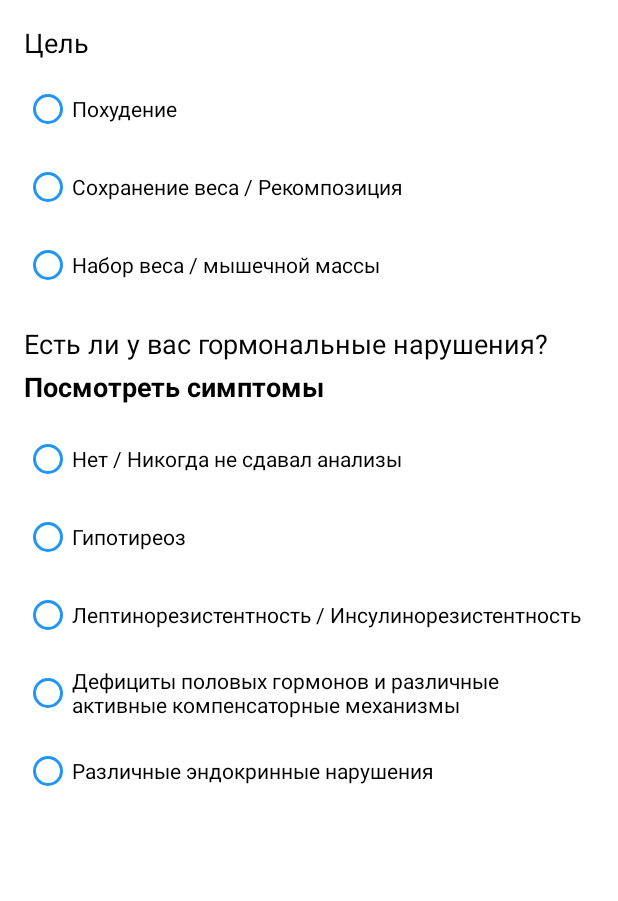
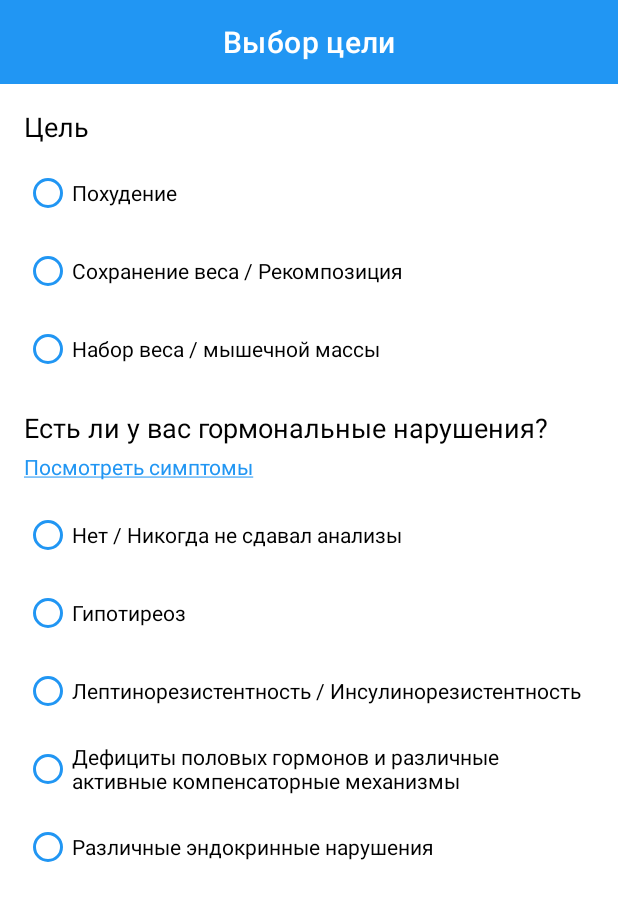
Before and after one commit to GrigoryKharchenko/Health, an Android app: the fragment PurposeFragment shown on its own in the app's theme, on a phone screen of 412 x 824 dp. Shown: the top 901 px of the screen. Run offline under Robolectric (Android 15) with nearby library versions, the phone set to English and light mode, and no system bars; our stand-ins replace Dagger/Hilt's generated code; libraries missing offline, so code that uses them is left out: com.github.terrakok.cicerone.

Commit message:
Change important values

```diff
--- a/app/src/main/java/com/health/presentation/screen/onboarding/dailyactivity/DailyActivityAdapter.kt
+++ b/app/src/main/java/com/health/presentation/screen/onboarding/dailyactivity/DailyActivityAdapter.kt
@@ -30,7 +30,7 @@ class BestFilmsActorViewHolder(private val binding: ItemDailyActivityBinding) :
     ) {
         with(binding) {
             ivIconActivity.setImageResource(dailyActivityModel.iconActivity)
-            tvAmountCalories.text = dailyActivityModel.amountCalories.toString()
+            tvCoefficient.text = dailyActivityModel.coefficient.toString()
             tvDescription.text = itemView.context.getString(dailyActivityModel.description)
             if (dailyActivityModel.isSelected) {
                 root.setBackgroundResource(R.drawable.blue_bg)
--- a/app/src/main/java/com/health/presentation/screen/onboarding/dailyactivity/DailyActivityFragment.kt
+++ b/app/src/main/java/com/health/presentation/screen/onboarding/dailyactivity/DailyActivityFragment.kt
@@ -47,6 +47,7 @@ class DailyActivityFragment : BaseFragment() {
         super.onViewCreated(view, savedInstanceState)
         with(binding) {
             rvActivity.adapter = adapter
+            rvActivity.itemAnimator = null
             btnNext.setOnClickListener { viewModel.perform(DailyActivityEvent.OpenCharacterFragment) }
             launchWhenStarted(viewModel.dailyActivityFlow, ::handleUiState)
         }
--- a/app/src/main/java/com/health/presentation/screen/onboarding/dailyactivity/DailyActivityModel.kt
+++ b/app/src/main/java/com/health/presentation/screen/onboarding/dailyactivity/DailyActivityModel.kt
@@ -5,7 +5,7 @@ import androidx.annotation.StringRes
 
 data class DailyActivityModel(
     val id: Int,
-    val amountCalories: Int,
+    val coefficient: Double,
     @DrawableRes val iconActivity: Int,
     @StringRes val description: Int,
     val isSelected: Boolean
--- a/app/src/main/res/layout/fragment_purpose.xml
+++ b/app/src/main/res/layout/fragment_purpose.xml
@@ -3,6 +3,27 @@
     xmlns:app="http://schemas.android.com/apk/res-auto"
     android:layout_width="match_parent"
     android:layout_height="match_parent">
+
+    <com.google.android.material.appbar.AppBarLayout
+        android:id="@+id/appBar"
+        android:layout_width="match_parent"
+        android:layout_height="wrap_content"
+        app:elevation="0dp"
+        app:layout_constraintEnd_toEndOf="parent"
+        app:layout_constraintStart_toStartOf="parent"
+        app:layout_constraintTop_toTopOf="parent">
+
+        <com.google.android.material.appbar.MaterialToolbar
+            android:id="@+id/toolBar"
+            style="@style/TitleToolbar.TextWhite"
+            android:layout_width="match_parent"
+            android:layout_height="?attr/actionBarSize"
+            app:layout_constraintEnd_toEndOf="parent"
+            app:layout_constraintStart_toStartOf="parent"
+            app:layout_constraintTop_toTopOf="parent"
+            app:title="@string/purpose_toolbar_title" />
+
+    </com.google.android.material.appbar.AppBarLayout>
 
     <com.google.android.material.textview.MaterialTextView
         android:id="@+id/tvTitlePurpose"
@@ -13,7 +34,7 @@
         android:layout_marginTop="@dimen/dp_16"
         android:text="@string/purpose_title"
         app:layout_constraintStart_toStartOf="parent"
-        app:layout_constraintTop_toTopOf="parent" />
+        app:layout_constraintTop_toBottomOf="@id/appBar" />
 
     <RadioGroup
         android:id="@+id/rgPurpose"
@@ -62,7 +83,7 @@
 
     <com.google.android.material.textview.MaterialTextView
         android:id="@+id/tvSicknessDescription"
-        style="@style/Text.Black.18.Bold"
+        style="@style/Text.Blue"
         android:layout_width="wrap_content"
         android:layout_height="wrap_content"
         android:layout_marginHorizontal="@dimen/dp_12"
--- a/app/src/main/res/layout/item_daily_activity.xml
+++ b/app/src/main/res/layout/item_daily_activity.xml
@@ -14,11 +14,11 @@
         android:layout_height="wrap_content"
         app:layout_constraintBottom_toBottomOf="@id/tvDescription"
         app:layout_constraintStart_toStartOf="parent"
-        app:layout_constraintTop_toTopOf="@id/tvAmountCalories"
+        app:layout_constraintTop_toTopOf="@id/tvCoefficient"
         tools:src="@drawable/ic_average_activity" />
 
     <com.google.android.material.textview.MaterialTextView
-        android:id="@+id/tvAmountCalories"
+        android:id="@+id/tvCoefficient"
         style="@style/Text.Blue.12"
         android:layout_width="wrap_content"
         android:layout_height="wrap_content"
@@ -37,7 +37,7 @@
         android:layout_marginTop="@dimen/dp_4"
         app:layout_constraintEnd_toEndOf="parent"
         app:layout_constraintStart_toEndOf="@id/ivIconActivity"
-        app:layout_constraintTop_toBottomOf="@id/tvAmountCalories"
+        app:layout_constraintTop_toBottomOf="@id/tvCoefficient"
         tools:text="Для малоподвижных людей, тренировок мало или они отсутствуют" />
 
 </androidx.constraintlayout.widget.ConstraintLayout>
--- a/app/src/main/res/values/strings.xml
+++ b/app/src/main/res/values/strings.xml
@@ -10,7 +10,7 @@
     <string name="gender_title">Выбор пола</string>
 
     <!-- OnBoardingDailyActivity -->
-    <string name="daily_activity_title">Уровень ежедневной активности</string>
+    <string name="daily_activity_title">Коэффициент ежедневной активности</string>
     <string name="description_min">Для малоподвижных людей, тренировок мало или они отсутствуют.</string>
     <string name="description_pre_min">Для людей с низкой активностью, легкие тренировки 1-3 раза в неделю или в виде эквивалента другой активности.</string>
     <string name="description_average">Для умеренно активных людей: физическая работа средней тяжести или регулярные тренировки 3-5 дней в неделю.</string>
@@ -20,11 +20,12 @@
 
     <!-- OnBoardingCharacters -->
     <string name="characters_title">Персональные данные</string>
-    <string name="characters_age">Ващ возраст</string>
-    <string name="characters_height">Ваш рост</string>
-    <string name="characters_weight">Ваш вес</string>
+    <string name="characters_age">Ваш возраст, лет</string>
+    <string name="characters_height">Ваш рост, см</string>
+    <string name="characters_weight">Ваш вес, кг</string>
 
     <!-- OnBoardingPurpose -->
+    <string name="purpose_toolbar_title">Выбор цели</string>
     <string name="purpose_weight_loss">Похудение</string>
     <string name="purpose_weight_save">Сохранение веса / Рекомпозиция</string>
     <string name="purpose_weight_gain">Набор веса / мышечной массы</string>
@@ -35,7 +36,7 @@
     <string name="sickness_leptin_resistance">Лептинорезистентность / Инсулинорезистентность</string>
     <string name="sickness_deficiencies">Дефициты половых гормонов и различные активные компенсаторные механизмы</string>
     <string name="sickness_endocrine">Различные эндокринные нарушения</string>
-    <string name="sickness_description">Посмотреть симптомы</string>
+    <string name="sickness_description"><u>Посмотреть симптомы</u></string>
 
     <!-- OnBoardingSymptoms -->
     <string name="symptoms_title">Симптомы гормональных нарушений</string>
```
Also changed, not shown: app/src/main/java/com/health/data/DailyActivityRepositoryImpl.kt (+5 -5 lines).
